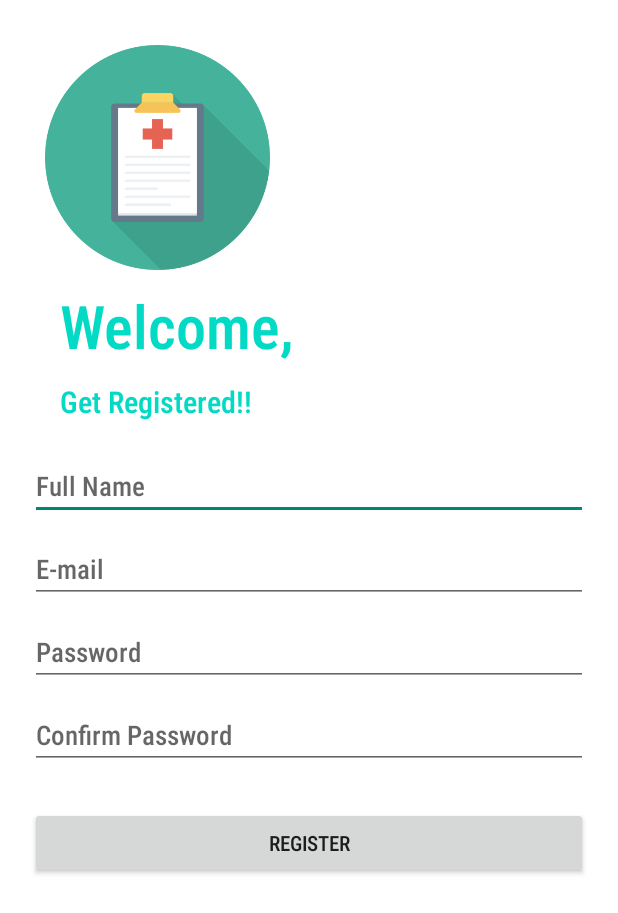
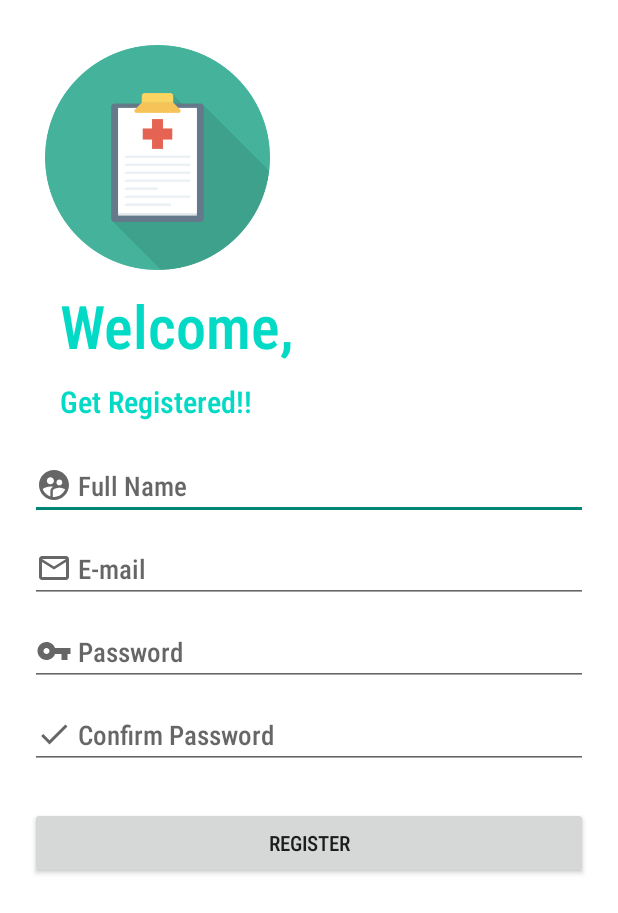
Before and after one commit to karthika251199/Aayush, an Android app: the screen it shows after launch (Register), after a tap on "New User? Sign Up", on a phone screen of 412 x 824 dp. Shown: the top 913 px of the screen. Run offline under Robolectric (Android 15) with nearby library versions, the phone set to English and light mode, and no system bars; our stand-ins replace Firebase (no records; nobody signed in at launch, a user with empty details on screens opened directly); 2 other taps on this screen came first.

Commit message:
new commit

```diff
--- /dev/null
+++ b/app/src/main/res/drawable/ic_baseline_check_24.xml
@@ -0,0 +1,10 @@
+<vector xmlns:android="http://schemas.android.com/apk/res/android"
+    android:width="24dp"
+    android:height="24dp"
+    android:viewportWidth="24"
+    android:viewportHeight="24"
+    android:tint="?attr/colorControlNormal">
+  <path
+      android:fillColor="@android:color/white"
+      android:pathData="M9,16.17L4.83,12l-1.42,1.41L9,19 21,7l-1.41,-1.41z"/>
+</vector>
--- /dev/null
+++ b/app/src/main/res/drawable/ic_key.xml
@@ -0,0 +1,10 @@
+<vector xmlns:android="http://schemas.android.com/apk/res/android"
+    android:width="24dp"
+    android:height="24dp"
+    android:viewportWidth="24"
+    android:viewportHeight="24"
+    android:tint="?attr/colorControlNormal">
+  <path
+      android:fillColor="@android:color/white"
+      android:pathData="M12.65,10C11.83,7.67 9.61,6 7,6c-3.31,0 -6,2.69 -6,6s2.69,6 6,6c2.61,0 4.83,-1.67 5.65,-4H17v4h4v-4h2v-4H12.65zM7,14c-1.1,0 -2,-0.9 -2,-2s0.9,-2 2,-2 2,0.9 2,2 -0.9,2 -2,2z"/>
+</vector>
--- /dev/null
+++ b/app/src/main/res/drawable/ic_message.xml
@@ -0,0 +1,10 @@
+<vector xmlns:android="http://schemas.android.com/apk/res/android"
+    android:width="24dp"
+    android:height="24dp"
+    android:viewportWidth="24"
+    android:viewportHeight="24"
+    android:tint="?attr/colorControlNormal">
+  <path
+      android:fillColor="@android:color/white"
+      android:pathData="M20,4L4,4c-1.1,0 -1.99,0.9 -1.99,2L2,18c0,1.1 0.9,2 2,2h16c1.1,0 2,-0.9 2,-2L22,6c0,-1.1 -0.9,-2 -2,-2zM20,18L4,18L4,8l8,5 8,-5v10zM12,11L4,6h16l-8,5z"/>
+</vector>
--- /dev/null
+++ b/app/src/main/res/drawable/ic_user.xml
@@ -0,0 +1,10 @@
+<vector xmlns:android="http://schemas.android.com/apk/res/android"
+    android:width="24dp"
+    android:height="24dp"
+    android:viewportWidth="24"
+    android:viewportHeight="24"
+    android:tint="?attr/colorControlNormal">
+  <path
+      android:fillColor="@android:color/white"
+      android:pathData="M11.99,2c-5.52,0 -10,4.48 -10,10s4.48,10 10,10 10,-4.48 10,-10 -4.48,-10 -10,-10zM15.6,8.34c1.07,0 1.93,0.86 1.93,1.93 0,1.07 -0.86,1.93 -1.93,1.93 -1.07,0 -1.93,-0.86 -1.93,-1.93 -0.01,-1.07 0.86,-1.93 1.93,-1.93zM9.6,6.76c1.3,0 2.36,1.06 2.36,2.36 0,1.3 -1.06,2.36 -2.36,2.36s-2.36,-1.06 -2.36,-2.36c0,-1.31 1.05,-2.36 2.36,-2.36zM9.6,15.89v3.75c-2.4,-0.75 -4.3,-2.6 -5.14,-4.96 1.05,-1.12 3.67,-1.69 5.14,-1.69 0.53,0 1.2,0.08 1.9,0.22 -1.64,0.87 -1.9,2.02 -1.9,2.68zM11.99,20c-0.27,0 -0.53,-0.01 -0.79,-0.04v-4.07c0,-1.42 2.94,-2.13 4.4,-2.13 1.07,0 2.92,0.39 3.84,1.15 -1.17,2.97 -4.06,5.09 -7.45,5.09z"/>
+</vector>
--- a/app/src/main/res/layout/activity_register.xml
+++ b/app/src/main/res/layout/activity_register.xml
@@ -50,8 +50,9 @@
             android:id="@+id/fullName"
             android:layout_width="match_parent"
             android:layout_height="wrap_content"
+            android:drawableLeft="@drawable/ic_user"
             android:layout_marginTop="20dp"
-            android:hint="Full Name"
+            android:hint=" Full Name"
             android:fontFamily="sans-serif-condensed-medium"
             android:inputType="text" />
 
@@ -59,8 +60,9 @@
             android:id="@+id/Email"
             android:layout_width="match_parent"
             android:layout_height="wrap_content"
+            android:drawableLeft="@drawable/ic_message"
             android:layout_marginTop="10dp"
-            android:hint="E-mail"
+            android:hint=" E-mail"
             android:fontFamily="sans-serif-condensed-medium"
             android:inputType="text" />
 
@@ -68,8 +70,9 @@
             android:id="@+id/password"
             android:layout_width="match_parent"
             android:layout_height="wrap_content"
+            android:drawableLeft="@drawable/ic_key"
             android:layout_marginTop="10dp"
-            android:hint="Password"
+            android:hint=" Password"
             android:fontFamily="sans-serif-condensed-medium"
             android:inputType="textPassword"
             android:transitionName="logo_password"/>
@@ -78,8 +81,9 @@
             android:id="@+id/phone"
             android:layout_width="match_parent"
             android:layout_height="wrap_content"
+            android:drawableLeft="@drawable/ic_baseline_check_24"
             android:layout_marginTop="10dp"
-            android:hint="Confirm Password"
+            android:hint=" Confirm Password"
             android:fontFamily="sans-serif-condensed-medium"
             android:inputType="textPassword"
             android:transitionName="logo_user"/>
```
Also changed, not shown: app/src/main/java/com/example/aaush/Login.java (+50 -1 lines), app/src/main/res/layout/activity_home_page.xml (+8 -8 lines), app/src/main/res/layout/activity_login.xml (+8 -3 lines).
